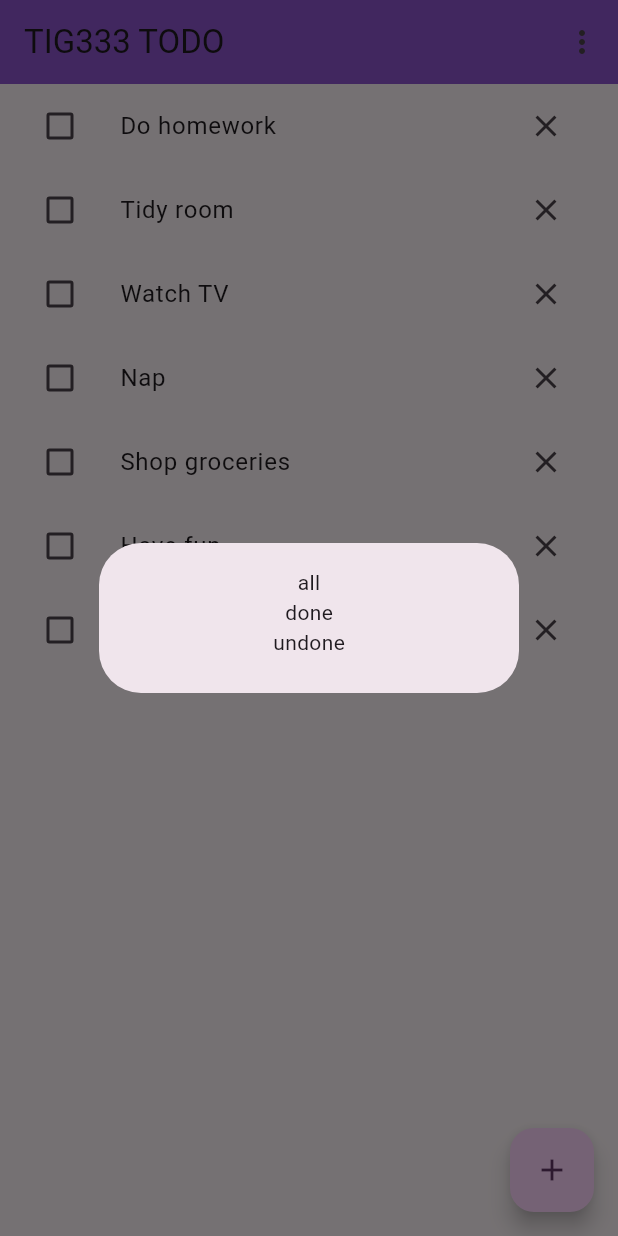
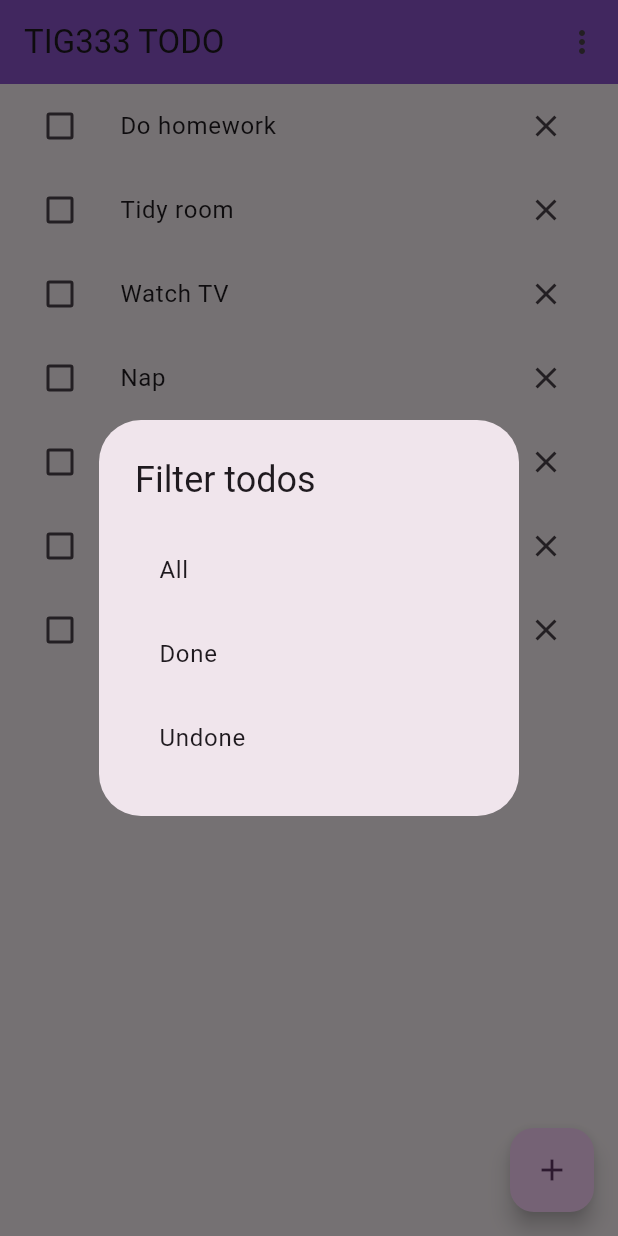
Before and after one commit to gu-tig333-ht25/guswilah, a Flutter app: the screen it shows after launch, after a tap on the "close" icon, after a tap on the "more vert" icon, on a phone screen of 412 x 824 dp. Run offline on Flutter 3.47's test engine with Material 3 defaults, Android fonts, the phone set to English and light mode, and no system bars.

```diff
--- a/lib/main.dart
+++ b/lib/main.dart
@@ -35,6 +35,8 @@ class Todo {
   Todo(this.text, {this.done = false});
 }
 
+enum FilterOption {all, done, undone}
+
 class TodoListPage extends StatefulWidget {
   const TodoListPage({super.key});
 
@@ -54,6 +56,8 @@ class _TodoListPageState extends State<TodoListPage> {
     Todo("Meditate"),
   ];
 
+  FilterOption currentFilter = FilterOption.all;
+
   void _addTodo (String newTodo) {
     setState(() {
       todos.add(Todo(newTodo));
@@ -72,6 +76,24 @@ class _TodoListPageState extends State<TodoListPage> {
     });
   }
 
+  List<Todo> get filteredTodos { //filtreringen
+    switch (currentFilter) {
+      case FilterOption.done:
+      return todos.where((t) => !t.done).toList();
+      case FilterOption.undone:
+      return todos.where((t) => !t.done).toList();
+      case FilterOption.all:
+      default:
+      return todos;
+    }
+  }
+
+  void _setFilter(FilterOption filter) {
+    setState(() {
+      currentFilter = filter;
+    });
+  }
+
   @override
   Widget build(BuildContext context) {
     return Scaffold(
@@ -81,34 +103,38 @@ class _TodoListPageState extends State<TodoListPage> {
         actions: [
           IconButton(
             icon: Icon(Icons.more_vert),
-            onPressed: () {
-              showDialog(
+            onPressed: () async {
+              final result = await showDialog<FilterOption>(
                 context: context,
                 builder: (context) => const FilterPopUp(),
               );
+              if (result != null) {
+                _setFilter(result);
+              }
             },
           ),
         ],
       ),
       body: ListView.builder(
-        itemCount: todos.length,
+        itemCount: filteredTodos.length,
         itemBuilder: (context, index) {
+          final todo = filteredTodos[index];
           return ListTile(
             leading: Checkbox(
-              value: todos[index].done,
-              onChanged: (value) => _toggleDone(index, value),
+              value: todo.done,
+              onChanged: (value) => _toggleDone(todos.indexOf(todo), value),
             ),
             title: Text(
-              todos[index].text,
+              todo.text,
               style: TextStyle(
-                decoration: todos[index].done
-                ? TextDecoration.lineThrough //överstrykning vid givet index
+                decoration: todo.done
+                ? TextDecoration.lineThrough //överstrykning
                 : TextDecoration.none,
               ),
             ),
             trailing: IconButton(
               icon: const Icon(Icons.close),
-              onPressed: () => _removeTodo(index), //ta bort todo vid givet index
+              onPressed: () => _removeTodo(todos.indexOf(todo)), //ta bort todo
             ),
           );
         },
--- a/lib/pop_up.dart
+++ b/lib/pop_up.dart
@@ -1,4 +1,5 @@
 import 'package:flutter/material.dart';
+import 'main.dart'; //för filtret
 
 class FilterPopUp extends StatelessWidget {
   const FilterPopUp({super.key});
@@ -6,12 +7,22 @@ class FilterPopUp extends StatelessWidget {
   @override
   Widget build(BuildContext context) {
     return AlertDialog(
+      title: const Text("Filter todos"),
       content: Column(
         mainAxisSize: MainAxisSize.min,
-        children: const [
-          Text("all"),
-          Text("done"),
-          Text("undone"),
+              children: [
+          ListTile(
+            title: const Text("All"),
+            onTap: () => Navigator.pop(context, FilterOption.all),
+          ),
+          ListTile(
+            title: const Text("Done"),
+            onTap: () => Navigator.pop(context, FilterOption.done),
+          ),
+          ListTile(
+            title: const Text("Undone"),
+            onTap: () => Navigator.pop(context, FilterOption.undone),
+          ),
         ],
       ),
     );
```
